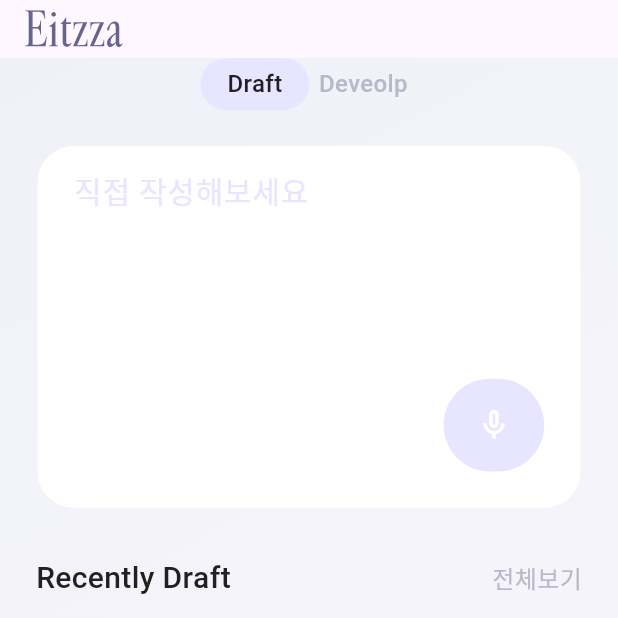
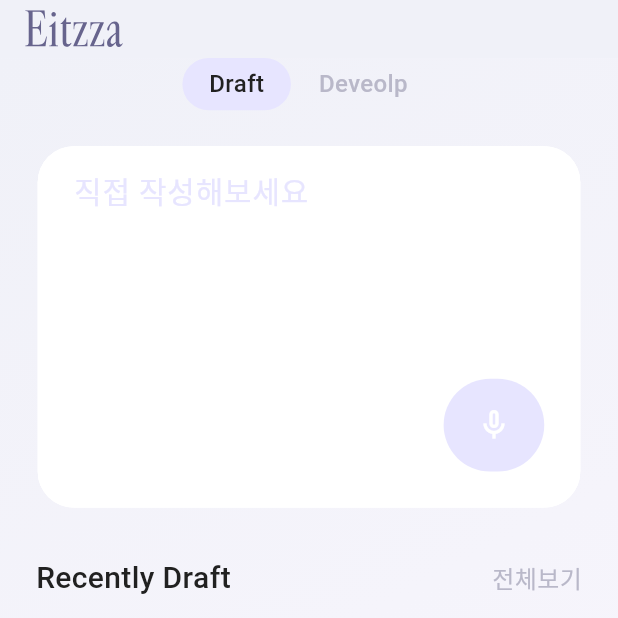
Before and after one commit to SeoHyun1024/eitzza, a Flutter app: the screen it shows after launch, on a phone screen of 412 x 824 dp, the top half of it. Run offline on Flutter 3.47's test engine with Material 3 defaults, Android fonts, the light colour scheme and no system bars; our stand-ins replace flutter_svg; Roboto replaces fonts that are missing (Pretendard); project files that could hold a hidden picture were left out.

Commit message:
draft & develop 색 전환

```diff
--- a/lib/home_screen.dart
+++ b/lib/home_screen.dart
@@ -1,3 +1,4 @@
+import 'package:flutter/cupertino.dart';
 import 'package:flutter/material.dart';
 import 'package:flutter/services.dart';
 import 'package:flutter/widgets.dart';
@@ -41,7 +42,8 @@ class _HomeScreenState extends State<HomeScreen> {
 
   void _modeChange() {
     setState(() {
-      isDraft != isDraft;
+      isDraft = !isDraft;
+      print(isDraft);
     });
   }
 
@@ -52,8 +54,13 @@ class _HomeScreenState extends State<HomeScreen> {
 
     return Scaffold(
       appBar: AppBar(
+        surfaceTintColor: Colors.transparent,
+        backgroundColor:
+            isDraft ? const Color(0xFFF0F1F8) : const Color(0xFF151618),
         toolbarHeight: 40 * height,
-        title: SvgPicture.asset("assets/images/Eitzza_logo.svg"),
+        title: isDraft
+            ? SvgPicture.asset("assets/images/Eitzza_logo.svg")
+            : SvgPicture.asset("assets/images/Eitzza_logo_dark.svg"),
         //backgroundColor: const Color(0xFFF0F1F8),
       ),
       body: Stack(
@@ -68,37 +75,55 @@ class _HomeScreenState extends State<HomeScreen> {
                 Row(
                   mainAxisAlignment: MainAxisAlignment.center,
                   children: [
-                    Container(
+                    GestureDetector(
+                      onTap: () {
+                        _modeChange();
+                      },
+                      child: Container(
                         alignment: Alignment.center,
                         height: 36 * height,
                         width: 69 * width,
                         decoration: BoxDecoration(
-                        color: const Color(0xFFE7E5FF),
+                          color: isDraft
+                              ? const Color(0xFFE7E5FF)
+                              : Colors.transparent,
                           borderRadius: BorderRadius.circular(18.0),
                         ),
-                      child: const Text(
+                        child: Text(
                           "Draft",
                           style: TextStyle(
                             fontSize: 16,
                             fontWeight: FontWeight.w500,
-                          color: Color(0xFF212121),
+                            color: isDraft
+                                ? const Color(0xFF212121)
+                                : const Color(0xFFB9B8C9),
                           ),
                         ),
                       ),
-                    Container(
+                    ),
+                    GestureDetector(
+                      onTap: () {
+                        _modeChange();
+                      },
+                      child: Container(
                         alignment: Alignment.center,
                         height: 36 * height,
-                      width: 69 * width,
+                        width: 92 * width,
                         decoration: BoxDecoration(
-                        color: Colors.transparent,
+                          color: isDraft
+                              ? Colors.transparent
+                              : const Color(0xFFE7E5FF),
                           borderRadius: BorderRadius.circular(18.0),
                         ),
-                      child: const Text(
+                        child: Text(
                           "Deveolp",
                           style: TextStyle(
                             fontSize: 16,
                             fontWeight: FontWeight.w500,
-                          color: Color(0xFFB9B8C9),
+                            color: isDraft
+                                ? const Color(0xFFB9B8C9)
+                                : const Color(0xFF212121),
+                          ),
                         ),
                       ),
                     ),
```
Lines whose indentation alone changed are shown as unchanged.
